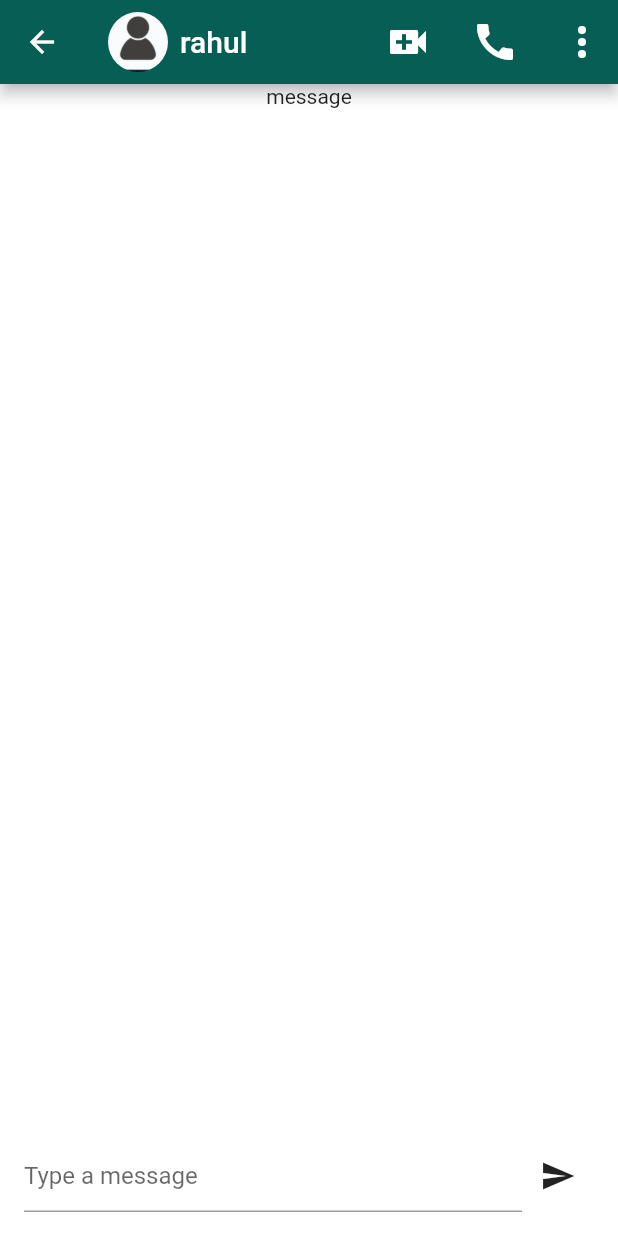
After one commit to debobroto24/whatsapp_ui, a Flutter app: the Conversation screen opened directly, on a phone screen of 412 x 824 dp. The commit adds this screen. Run offline on Flutter 3.47's test engine with Material 2 defaults, Android fonts, the phone set to English and light mode, and no system bars.

Commit message:
conversation page

```diff
--- /dev/null
+++ b/lib/pages/conversation.dart
@@ -0,0 +1,90 @@
+import 'package:flutter/material.dart';
+
+class Conversation extends StatelessWidget {
+  const Conversation({Key? key}) : super(key: key);
+
+  @override
+  Widget build(BuildContext context) {
+    return Scaffold(
+      appBar: AppBar(
+        title: Row(
+          mainAxisAlignment: MainAxisAlignment.start,
+          children: [
+            ClipRRect(
+              borderRadius: BorderRadius.circular(35),
+              child: Image.asset('images/default.jpg',
+                  height: 40, width: 40, fit: BoxFit.cover),
+            ),
+            Padding(padding: EdgeInsets.only(left: 8.0), child: Text("rahul")),
+          ],
+        ),
+        actions: [
+          const IconButton(
+            onPressed: null,
+            icon: const Icon(
+              Icons.video_call,
+              size: 32,
+              color: Colors.white,
+            ),
+          ),
+          const SizedBox(width: 10),
+          IconButton(
+            onPressed: null,
+            icon: const Icon(
+              Icons.call,
+              size: 32,
+              color: Colors.white,
+            ),
+          ),
+          SizedBox(width: 10),
+          IconButton(
+            onPressed: null,
+            icon: const Icon(
+              Icons.more_vert,
+              size: 32,
+              color: Colors.white,
+            ),
+          ),
+        ],
+      ),
+      body: Column(
+        children: [
+          Expanded(
+            child: Text('message'),
+          ),
+          Container(
+            alignment: Alignment.bottomCenter,
+            padding: EdgeInsets.all(16.0),
+            child: Row(
+              children: [
+                Flexible(
+                  child: TextFormField(
+                    minLines: 1,
+                    maxLines: 5,
+                    decoration: InputDecoration(
+                      focusedBorder: OutlineInputBorder(
+                        borderRadius: BorderRadius.circular(50),
+                        borderSide:
+                            const BorderSide(color: Colors.grey, width: 0.0),
+                      ),
+                      // enabledBorder: OutlineInputBorder(
+                      //   borderRadius: BorderRadius.circular(50),
+                      //   borderSide:
+                      //       const BorderSide(color: Colors.white, width: 0.0),
+                      // ),
+                      hintText: 'Type a message',
+                    ),
+                  ),
+                ),
+                IconButton(
+                  icon: const Icon(Icons.send),
+                  onPressed: () {},
+                )
+              ],
+            ),
+          )
+        ],
+      ),
+    );
+  }
+}
--- a/pubspec.yaml
+++ b/pubspec.yaml
@@ -58,9 +58,8 @@ flutter:
   uses-material-design: true
 
   # To add assets to your application, add an assets section, like this:
-  # assets:
-  #   - images/a_dot_burr.jpeg
-  #   - images/a_dot_ham.jpeg
+  assets:
+    - images/
 
   # An image asset can refer to one or more resolution-specific "variants", see
   # https://flutter.dev/assets-and-images/#resolution-aware
```
Also changed, not shown: lib/models/chat_model.dart (added, +70 -0 lines), lib/pages/chat_page.dart (added, +51 -0 lines), lib/screens/HomePage.dart (+11 -1 lines), lib/widgets/icon_button.dart (added, +17 -0 lines), images/default.jpg (added), images/pic1.jpg (added), images/pic10.jpg (added), images/pic2.jpg (added), images/pic3.jpg (added), images/pic4.jpg (added), images/pic5.jpg (added), images/pic6.jpg (added), images/pic7.jpg (added), images/pic8.jpg (added), 1 more files.
